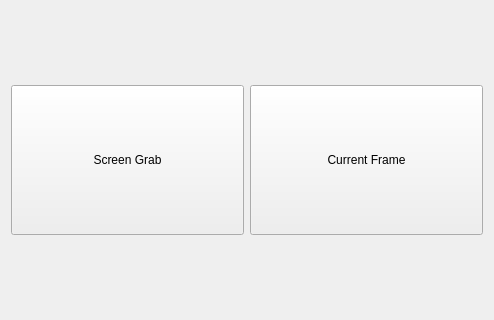
rameshbabuvfx/smart_review_tool, file review_tool_UI/reviewMainUI.ui: the form before one commit; both pictures show x 0 to 494 and y 126 to 446 of the 494 by 572 pixel window.
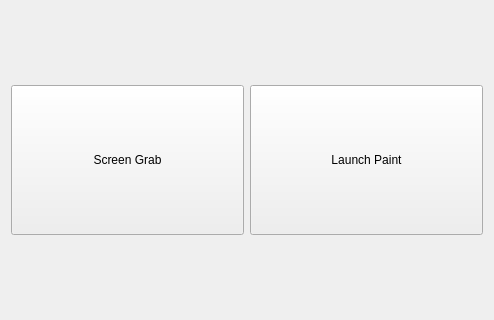
The form after the commit.

```diff
--- a/review_tool_UI/reviewMainUI.ui
+++ b/review_tool_UI/reviewMainUI.ui
@@ -44,7 +44,7 @@
         </size>
        </property>
        <property name="text">
-        <string>Current Frame</string>
+        <string>Launch Paint</string>
        </property>
       </widget>
      </item>
```
Left out of the diff: 2 changed lines with no effect on the pictures.
